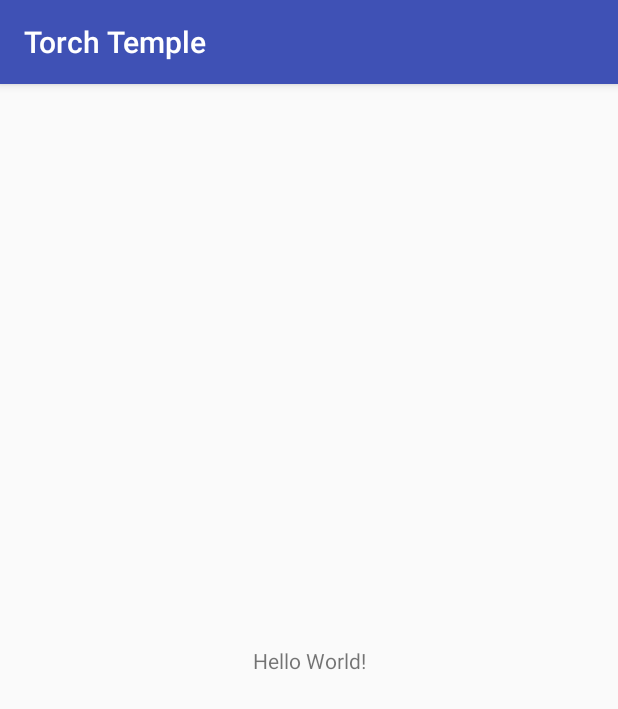
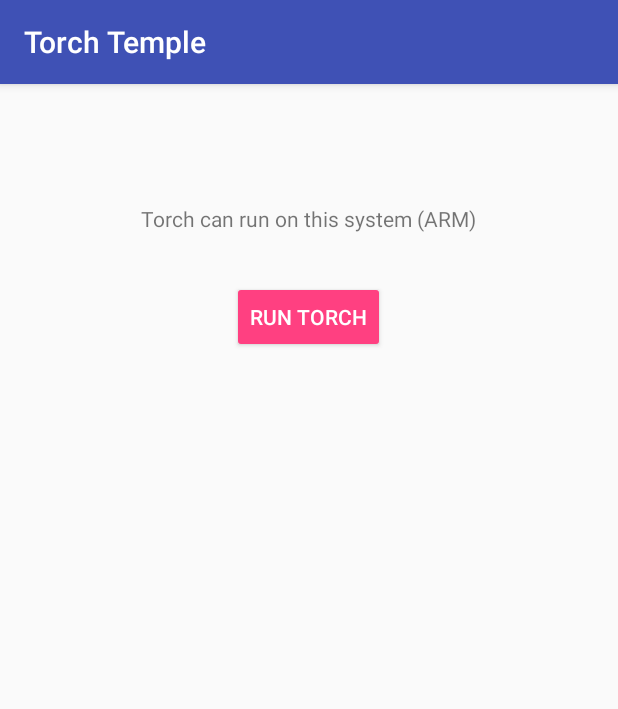
Before and after one commit to paramsen/torch-android-studio-template, an Android app: the screen it shows after launch (MainActivity), on a phone screen of 412 x 824 dp. Shown: the top 709 px of the screen. Run offline under Robolectric (Android 15) with nearby library versions, the phone set to English and light mode, and no system bars; 1 statement that could not run was skipped.

Commit message:
demo view integration with JNIBridge and lifecycle

```diff
--- a/app/src/main/java/com/paramsen/torchtemple/MainActivity.java
+++ b/app/src/main/java/com/paramsen/torchtemple/MainActivity.java
@@ -2,12 +2,45 @@ package com.paramsen.torchtemple;
 
 import android.support.v7.app.AppCompatActivity;
 import android.os.Bundle;
+import android.view.View;
+import android.widget.Button;
+import android.widget.TextView;
+
+import com.paramsen.torchtemple.torch.JNIBridge;
+
+import java.util.Arrays;
+import java.util.Locale;
 
 public class MainActivity extends AppCompatActivity {
+    private float[] data;
+    private JNIBridge bridge;
+
+    private TextView torchResult;
 
     @Override
     protected void onCreate(Bundle savedInstanceState) {
         super.onCreate(savedInstanceState);
         setContentView(R.layout.activity_main);
+
+        bridge = new JNIBridge();
+        boolean deviceSupportsARM = bridge.setup();
+        data = new float[128];
+        Arrays.fill(data, 1f);
+
+        torchResult = (TextView) findViewById(R.id.torchResult);
+        TextView torchCompatible = (TextView) findViewById(R.id.torchCompatible);
+
+        torchCompatible.setText(deviceSupportsARM ? "Torch can run on this system (ARM)" : "Torch cannot run on x86");
+    }
+
+    @Override
+    protected void onDestroy() {
+        bridge.dispose();
+        super.onDestroy();
+    }
+
+    public void onClickRunTorch(View v) {
+        float result = bridge.call(data);
+        torchResult.setText(String.format(Locale.GERMANY, "Torch ran successfully and returned %f", result));
     }
 }
--- a/app/src/main/java/com/paramsen/torchtemple/torch/JNIBridge.java
+++ b/app/src/main/java/com/paramsen/torchtemple/torch/JNIBridge.java
@@ -7,7 +7,7 @@ import android.os.Build;
  */
 public class JNIBridge {
     public boolean setup() {
-        if(isTorchSupported()) {
+        if (isTorchSupported()) {
             nSetup();
             return true;
         }
@@ -40,6 +40,8 @@ public class JNIBridge {
     }
 
     private native void nSetup();
+
     private native float nCall(float[] data);
+
     private native void nDispose();
 }
--- a/app/src/main/res/layout/activity_main.xml
+++ b/app/src/main/res/layout/activity_main.xml
@@ -1,18 +1,33 @@
 <?xml version="1.0" encoding="utf-8"?>
-<android.support.constraint.ConstraintLayout xmlns:android="http://schemas.android.com/apk/res/android"
-    xmlns:app="http://schemas.android.com/apk/res-auto"
+<LinearLayout xmlns:android="http://schemas.android.com/apk/res/android"
     xmlns:tools="http://schemas.android.com/tools"
     android:layout_width="match_parent"
     android:layout_height="match_parent"
+    android:gravity="center_horizontal"
+    android:orientation="vertical"
+    android:padding="16dp"
     tools:context="com.paramsen.torchtemple.MainActivity">
 
     <TextView
+        android:id="@+id/torchCompatible"
         android:layout_width="wrap_content"
         android:layout_height="wrap_content"
-        android:text="Hello World!"
-        app:layout_constraintBottom_toBottomOf="parent"
-        app:layout_constraintLeft_toLeftOf="parent"
-        app:layout_constraintRight_toRightOf="parent"
-        app:layout_constraintTop_toTopOf="parent" />
+        android:layout_marginTop="64dp"
+        tools:text="Torch cannot run on x86!" />
 
-</android.support.constraint.ConstraintLayout>
+    <Button
+        android:id="@+id/runTorchButton"
+        style="@style/Widget.AppCompat.Button.Colored"
+        android:layout_width="wrap_content"
+        android:layout_height="wrap_content"
+        android:layout_marginTop="32dp"
+        android:onClick="onClickRunTorch"
+        android:text="Run Torch" />
+
+    <TextView
+        android:id="@+id/torchResult"
+        android:layout_width="wrap_content"
+        android:layout_height="wrap_content"
+        android:layout_marginTop="32dp"
+        tools:text="Torch success! Result: 1" />
+</LinearLayout>
```
Also changed, not shown: 2 other files.
